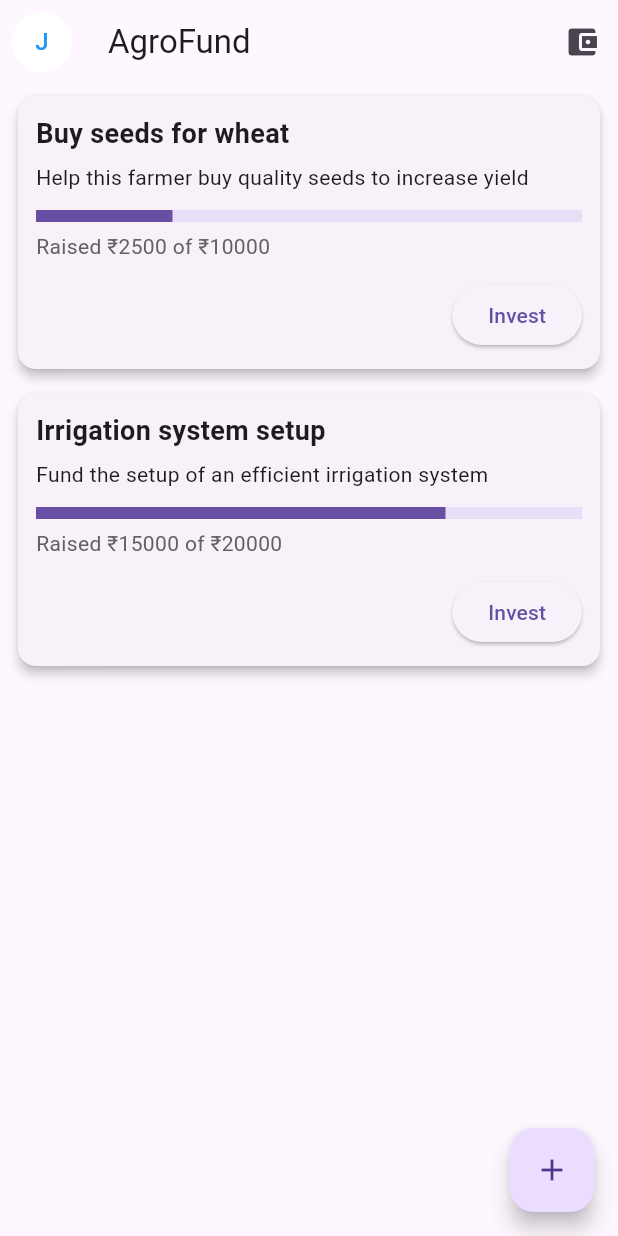
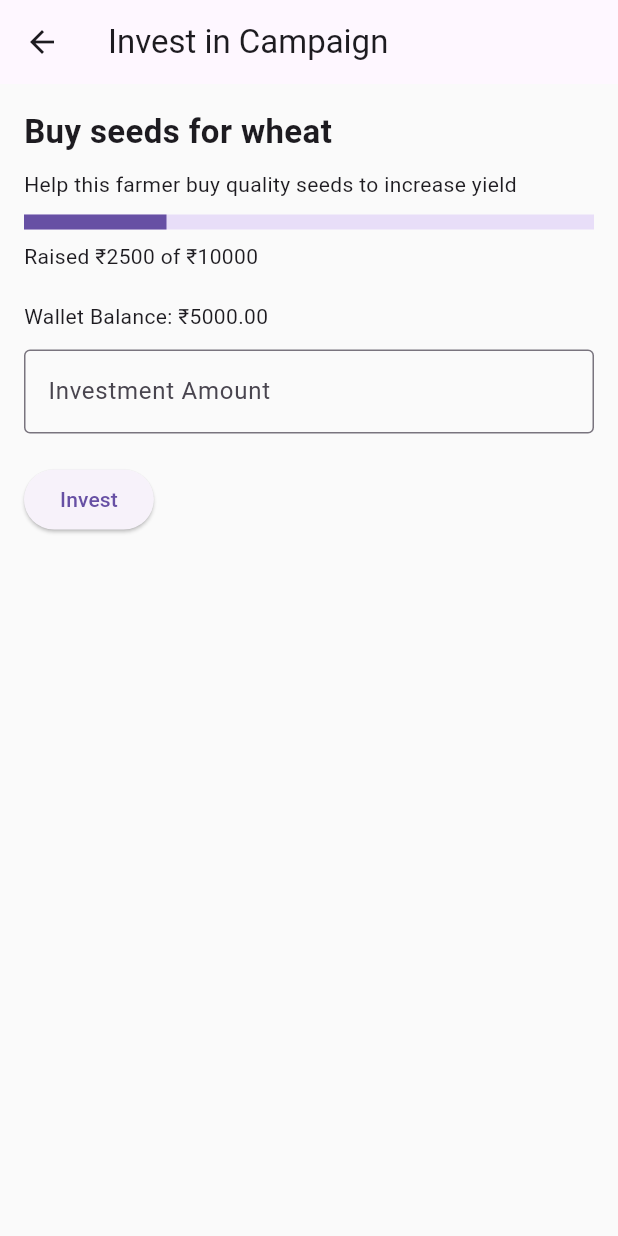
Before and after one commit to shubha-dc/crowedfundinghackathon, a Flutter app: the HomePage screen opened by its route, after a tap on "Invest", on a phone screen of 412 x 824 dp. Run offline on Flutter 3.47's test engine with Material 3 defaults, Android fonts, the phone set to English and light mode, and no system bars; our stand-ins replace animate_do.

Commit message:
Building Pages

```diff
--- a/lib/main.dart
+++ b/lib/main.dart
@@ -1,29 +1,54 @@
 import 'package:flutter/material.dart';
 
-// void main() =>
-//     runApp(MaterialApp(debugShowCheckedModeBanner: false, home: HomePage()));
-
-import 'package:flutter/material.dart';
+// Import your pages
 import 'pages/login_page.dart';
 import 'pages/register_page.dart';
 import 'pages/home_page.dart';
+import 'pages/wallet_page.dart';
+import 'pages/profile_page.dart';
+import 'pages/createcampaign_page.dart';
+import 'pages/invest_page.dart';
+
+import 'package:crowedfundinghackathon/models/campaign.dart' as model;
 
 void main() {
-  runApp(MyApp());
+  runApp(AgroFundApp());
 }
 
-class MyApp extends StatelessWidget {
+class AgroFundApp extends StatelessWidget {
   @override
   Widget build(BuildContext context) {
     return MaterialApp(
-      title: 'Crowdfund App',
-      theme: ThemeData(primarySwatch: Colors.indigo),
-      initialRoute: '/',
+      title: 'AgroFund',
+      debugShowCheckedModeBanner: false,
+      theme: ThemeData(
+        primarySwatch: Colors.deepPurple,
+        scaffoldBackgroundColor: Colors.grey[50],
+      ),
+      initialRoute: '/login',
       routes: {
-        '/': (context) => LoginPage(),
+        '/login': (context) => LoginPage(),
         '/register': (context) => RegisterPage(),
         '/home': (context) =>
             HomePage(username: 'John Doe', userEmail: 'john@example.com'),
+        '/wallet': (context) => WalletPage(initialBalance: 5000),
+        '/profile': (context) => ProfilePage(
+          username: 'John Doe',
+          email: 'john@example.com',
+          phone: '9876543210',
+          aadhaar: '123412341234',
+        ),
+        '/createCampaign': (context) => CreateCampaignPage(),
+      },
+      // Use onGenerateRoute to handle arguments like Campaign
+      onGenerateRoute: (settings) {
+        if (settings.name == '/invest') {
+          final camp = settings.arguments as model.Campaign;
+          return MaterialPageRoute(
+            builder: (context) => InvestPage(campaign: camp),
+          );
+        }
+        return null;
       },
     );
   }
--- a/lib/models/campaign.dart
+++ b/lib/models/campaign.dart
@@ -1,11 +1,15 @@
 class Campaign {
+  final String id;
   final String title;
   final String description;
-  final double goal;
+  final double goalAmount;
+  double raisedAmount;
 
   Campaign({
+    required this.id,
     required this.title,
     required this.description,
-    required this.goal,
+    required this.goalAmount,
+    required this.raisedAmount,
   });
 }
--- a/lib/pages/home_page.dart
+++ b/lib/pages/home_page.dart
@@ -131,24 +131,8 @@
 //   }
 // }
 
+import 'package:crowedfundinghackathon/models/campaign.dart';
 import 'package:flutter/material.dart';
-
-// Dummy campaign model
-class Campaign {
-  final String id;
-  final String title;
-  final String description;
-  final double goalAmount;
-  final double raisedAmount;
-
-  Campaign({
-    required this.id,
-    required this.title,
-    required this.description,
-    required this.goalAmount,
-    required this.raisedAmount,
-  });
-}
 
 class HomePage extends StatefulWidget {
   final String username;
--- a/lib/pages/invest_page.dart
+++ b/lib/pages/invest_page.dart
@@ -1,3 +1,4 @@
+import 'package:crowedfundinghackathon/models/campaign.dart';
 import 'package:flutter/material.dart';
 
 class InvestPage extends StatefulWidget {
@@ -95,20 +96,3 @@ class _InvestPageState extends State<InvestPage> {
     );
   }
 }
-
-// Dummy Campaign model for completeness
-class Campaign {
-  final String id;
-  final String title;
-  final String description;
-  final double goalAmount;
-  double raisedAmount;
-
-  Campaign({
-    required this.id,
-    required this.title,
-    required this.description,
-    required this.goalAmount,
-    required this.raisedAmount,
-  });
-}
```
